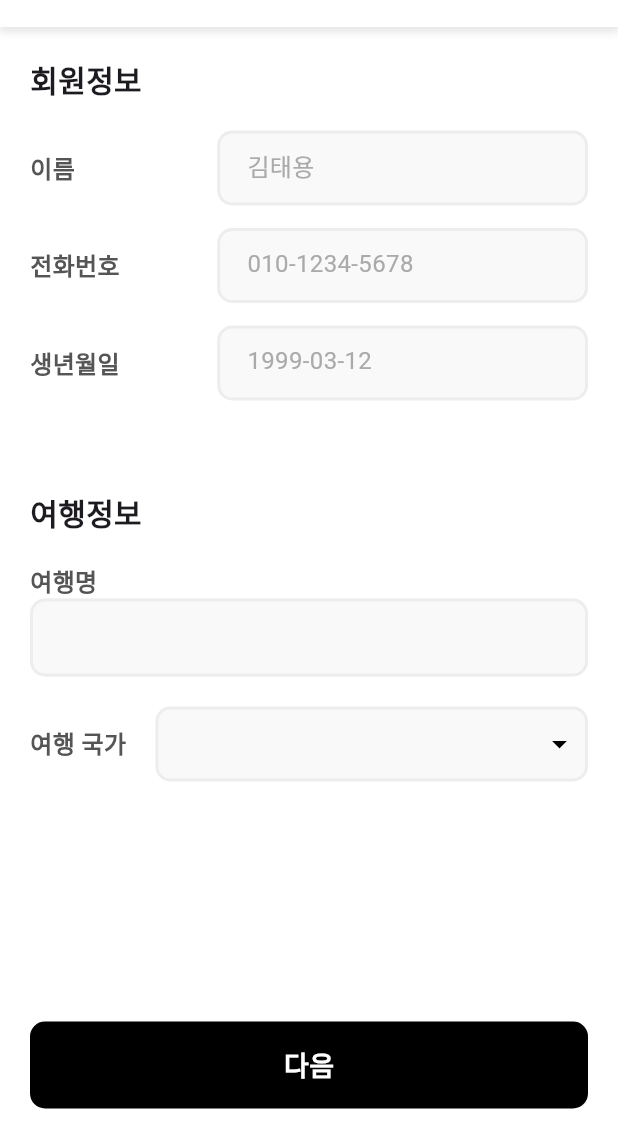
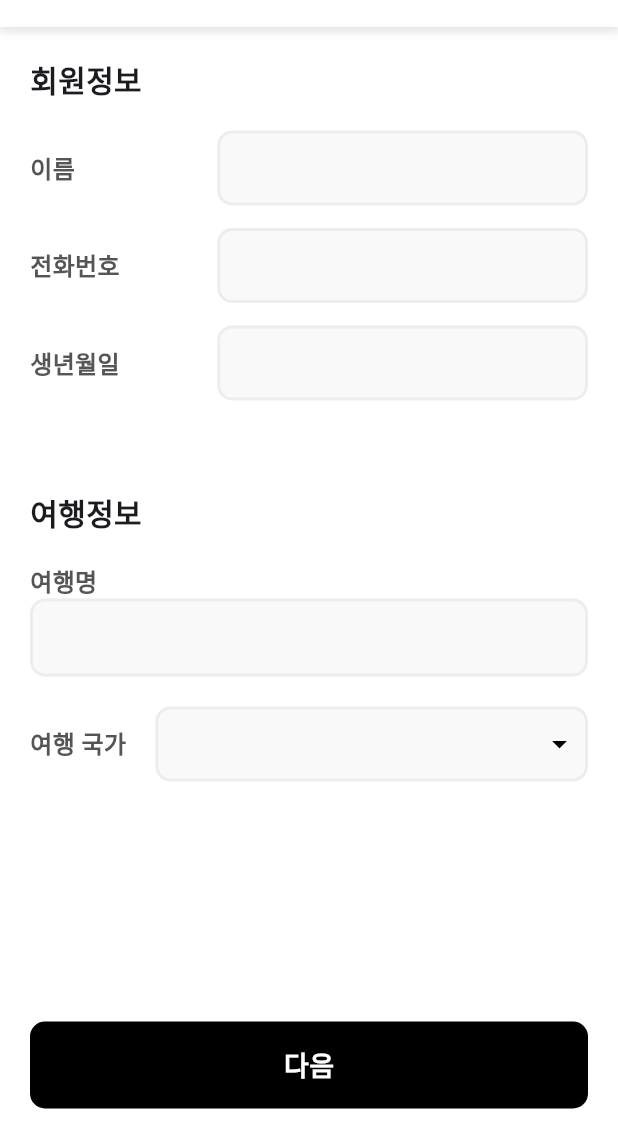
Before and after one commit to mxcoogi/Ravis, a Flutter app: the MainScreen screen opened directly, after a tap on "대여 예약", on a phone screen of 412 x 824 dp, the part 93-1236 px from its top. Run offline on Flutter 3.47's test engine with Material 3 defaults, Android fonts, the phone set to English and light mode, and no system bars; our stand-ins replace dio, flutter_native_splash, flutter_secure_storage, flutter_svg, google_maps_flutter, table_calendar; accounts and stored records are empty; network calls fail; statements that could not run were skipped; project files that could hold a hidden picture were left out.

Commit message:
대여 1 구현

```diff
--- a/lib/screen/screen_booking.dart
+++ b/lib/screen/screen_booking.dart
@@ -6,7 +6,8 @@ import 'package:ravis/widget/widget_dropdown.dart';
 import 'package:ravis/widget/widget_dropdown2.dart';
 
 class BookingScreen extends StatefulWidget {
-  const BookingScreen({super.key});
+  final Map<String, dynamic> info;
+  const BookingScreen({super.key, required this.info});
 
   @override
   State<BookingScreen> createState() => _BookingScreenState();
@@ -38,6 +39,9 @@ class _BookingScreenState extends State<BookingScreen> {
   Widget buildStep1() {
     double screenWidth = MediaQuery.of(context).size.width;
     //double screenHeight = MediaQuery.of(context).size.height;
+    name = widget.info['username'];
+    phone = widget.info['phonenumber'];
+    birthDate = widget.info['birth'];
 
     return Scaffold(
         backgroundColor: Colors.white,
@@ -77,7 +81,7 @@ class _BookingScreenState extends State<BookingScreen> {
                       padding: EdgeInsets.symmetric(
                           vertical: 10.0, horizontal: 18.0), // 여백 적용
                       child: Text(
-                        '김태용', // 표시할 텍스트
+                        name, // 표시할 텍스트
                         style: TextStyle(
                           color: Color(0xFFAAAAAA), // 텍스트 색
                           fontSize: 16, // 폰트 크기
@@ -108,7 +112,7 @@ class _BookingScreenState extends State<BookingScreen> {
                       padding: EdgeInsets.symmetric(
                           vertical: 10.0, horizontal: 18.0), // 여백 적용
                       child: Text(
-                        '010-1234-5678', // 표시할 텍스트
+                        phone, // 표시할 텍스트
                         style: TextStyle(
                           color: Color(0xFFAAAAAA), // 텍스트 색
                           fontSize: 16, // 폰트 크기
@@ -139,7 +143,7 @@ class _BookingScreenState extends State<BookingScreen> {
                       padding: EdgeInsets.symmetric(
                           vertical: 10.0, horizontal: 18.0), // 여백 적용
                       child: Text(
-                        '1999-03-12', // 표시할 텍스트
+                        birthDate, // 표시할 텍스트
                         style: TextStyle(
                           color: Color(0xFFAAAAAA), // 텍스트 색
                           fontSize: 16, // 폰트 크기
@@ -206,7 +210,14 @@ class _BookingScreenState extends State<BookingScreen> {
                       fontSize: 16,
                       fontWeight: FontWeight.bold,
                       color: Color(0xFF555555))),
-                      DropDown2(width : screenWidth * 0.7)
+                      DropDown2(
+                width: screenWidth * 0.7,
+                onCountrySelected: (selectedCountry) {
+                  setState(() {
+                    travelCountry = selectedCountry; // 선택된 국가 값을 travelCountry에 저장
+                  });
+                },
+              )
                   ],
                 ),
                 SizedBox(height: 160,),
--- a/lib/screen/screen_home.dart
+++ b/lib/screen/screen_home.dart
@@ -3,6 +3,10 @@ import 'package:ravis/widget/widget_home.dart';
 
 
 class HomeScreen extends StatefulWidget {
+
+  final Map<String, dynamic> info;
+  const HomeScreen({super.key, required this.info});
+
   @override
   State<HomeScreen> createState() => _HomeScreenState();
 }
@@ -45,7 +49,7 @@ class _HomeScreenState extends State<HomeScreen> {
               ),
               // 추가적인 위젯들
               SizedBox(height: 33),
-              HomeMenu(),
+              HomeMenu(info: widget.info,),
               SizedBox(height: 23),
               TextMenu(),
               SizedBox(height: 5),
--- a/lib/screen/screen_main.dart
+++ b/lib/screen/screen_main.dart
@@ -41,7 +41,7 @@ class _MainScreenState extends State<MainScreen> {
   // 페이지 리스트 (하단 바에 맞춰 페이지 전환)
   List<Widget> get _pages {
     return [
-      HomeScreen(), // 홈 화면
+      HomeScreen(info: info,), // 홈 화면
       DangerScreen(), // 위험지역 화면
       CopingScreen(), // 대처 방법 화면
       ContactScreen(), // 비상 연락 화면
--- a/lib/widget/widget_dropdown2.dart
+++ b/lib/widget/widget_dropdown2.dart
@@ -2,7 +2,9 @@ import 'package:flutter/material.dart';
 
 class DropDown2 extends StatefulWidget {
   final double width;
-  const DropDown2({super.key, required this.width});
+  final Function(String) onCountrySelected; // 콜백 함수 추가
+
+  const DropDown2({super.key, required this.width, required this.onCountrySelected});
 
   @override
   State<DropDown2> createState() => _DropDown2State();
@@ -101,6 +103,7 @@ class _DropDown2State extends State<DropDown2> {
                       _selectedCity = city;
                       _isDropDown2Open = false;
                     });
+                    widget.onCountrySelected(city); // 선택된 국가를 부모 위젯에 전달
                     _overlayEntry?.remove();
                   },
                   child: Padding(
--- a/lib/widget/widget_home.dart
+++ b/lib/widget/widget_home.dart
@@ -292,7 +292,8 @@ class _TravelTicketState extends State<TravelTicket>
 
 
 class HomeMenu extends StatefulWidget {
-  const HomeMenu({super.key});
+  final Map<String, dynamic> info;
+  const HomeMenu({super.key, required this.info});
 
   @override
   State<HomeMenu> createState() => _HomeMenuState();
@@ -311,7 +312,7 @@ class _HomeMenuState extends State<HomeMenu> {
             onTap: () {
               print("홈 아이콘 클릭");
               Navigator.push(context,
-              CustomPageRoute(page: BookingScreen()));
+              CustomPageRoute(page: BookingScreen(info : widget.info)));
             },
             child: Column(
               mainAxisAlignment: MainAxisAlignment.center,
```
